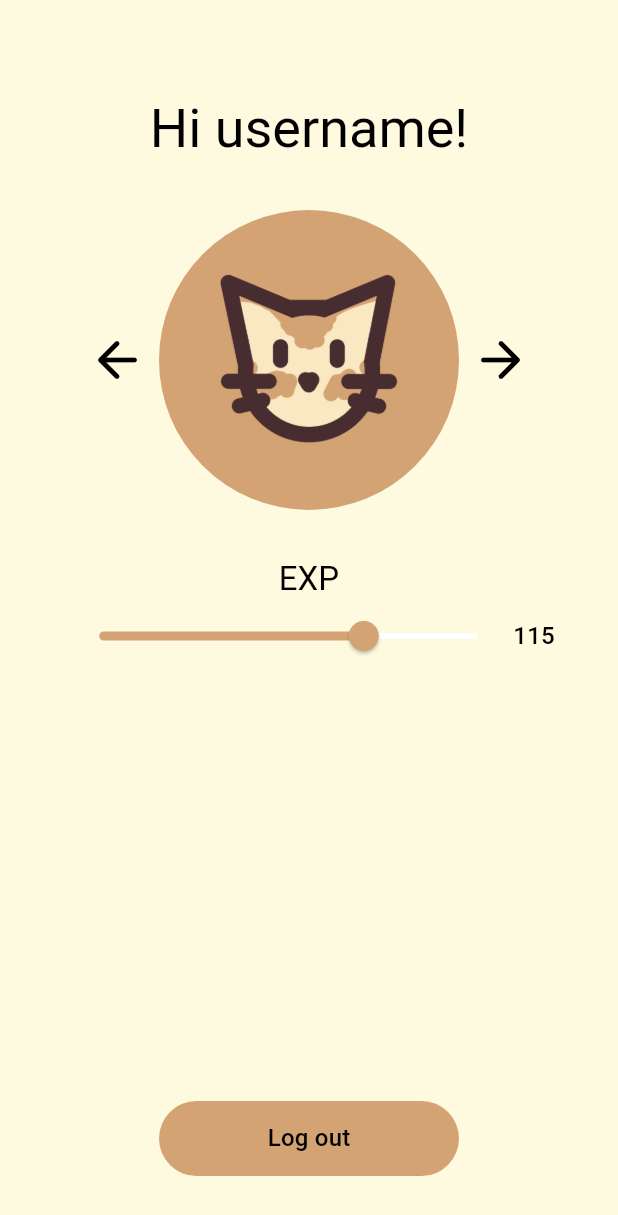
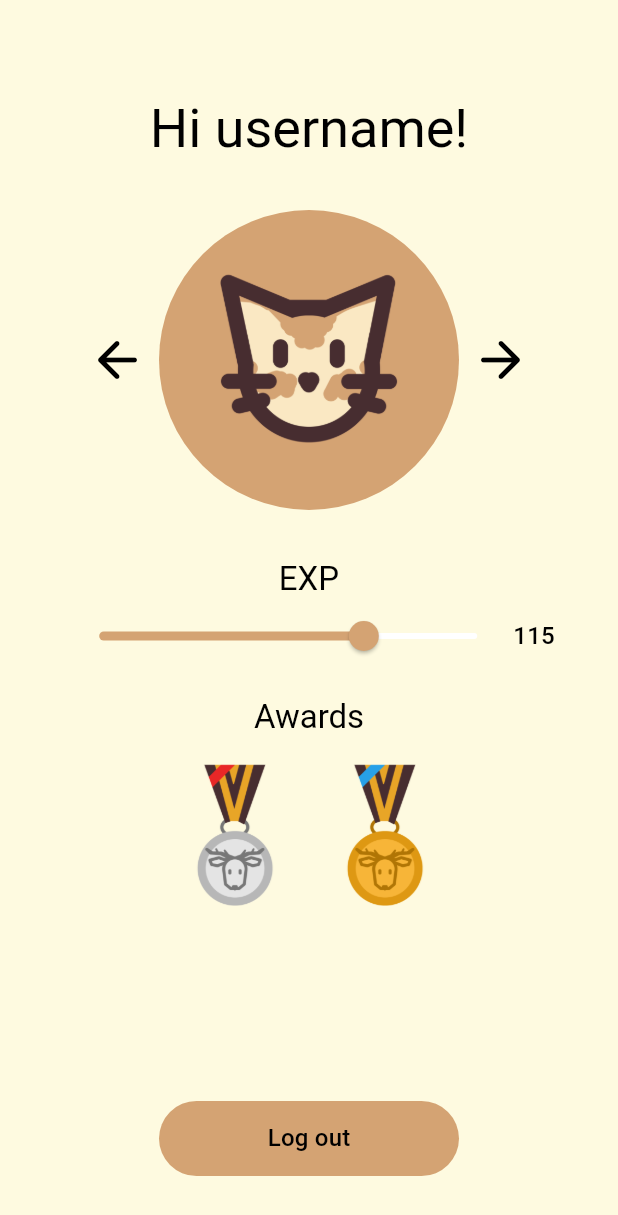
Before and after one commit to MonkeyEurobusiness/NoktoNokto, a Flutter app: the ProfileWidget screen opened directly, on a phone screen of 412 x 824 dp. Shown: the top 1215 px of the screen. Run offline on Flutter 3.47's test engine with Material 2 defaults, Android fonts, the phone set to English and light mode, and no system bars; our stand-ins replace camera, carousel_slider, cross_file, google_maps_flutter.

Commit message:
Awards mock

```diff
--- a/lib/data/pin.dart
+++ b/lib/data/pin.dart
@@ -2,7 +2,7 @@ var pinAssets = {
   "Cat": "assets/Cat_pin.png",
   "Dog": "assets/Dog_pin.png",
   "Boar": "assets/Boar_pin.png",
-  //"Bird": "assets/Bird_pin.png",
+  "Bird": "assets/Bird_pin.png",
   "Deer": "assets/Dear_pin.png",
   "Hamster": "assets/Hamster_pin.png",
   "Snake": "assets/Snake_pin.png",
--- a/lib/pages/profile.dart
+++ b/lib/pages/profile.dart
@@ -44,6 +44,18 @@ class _ProfileWidgetState extends State<ProfileWidget> {
                 Spacer()
               ],
             ),
+            Padding(padding: EdgeInsets.all(8)),
+            Text("Awards", style: Theme.of(context).textTheme.titleLarge),
+            Padding(padding: EdgeInsets.all(8)),
+            Row(
+              children: [
+                Spacer(),
+                Image.asset("assets/Medal.png", width: 60,),
+                Padding(padding: EdgeInsets.all(20)),
+                Image.asset("assets/Medal2.png", width: 60,),
+                Spacer()
+              ],
+            ),
             Spacer(),
             SizedBox(child: FilledButton(onPressed: (){}, child: Text("Log out", style: Theme.of(context).textTheme.titleMedium,)), width: 200, height: 50),
             Padding(padding: EdgeInsets.all(20))
```
Also changed, not shown: assets/Bird_pin.png (added), assets/Medal.png (added), assets/Medal2.png (added).
